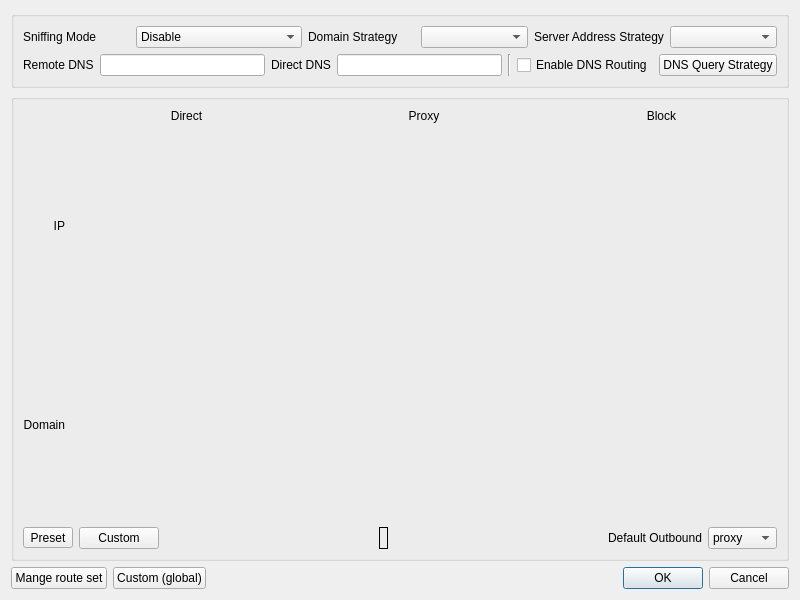
This is ui/dialog_manage_routes.ui in MatsuriDayo/nekoray as Qt 5 draws it before an edit. The edited form follows.
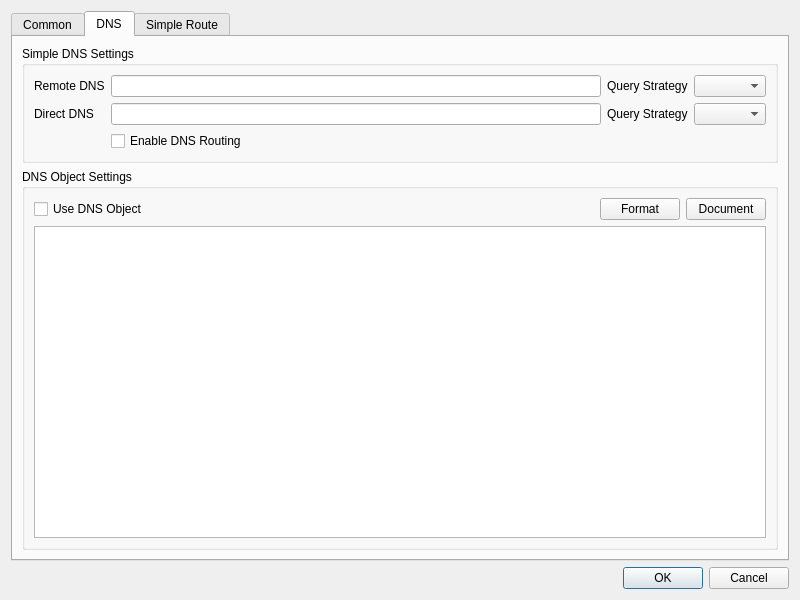
This is the edited form. The open tabs and pages were chosen to show the change.

Commit message: refactor route settings

```diff
--- a/ui/dialog_manage_routes.ui
+++ b/ui/dialog_manage_routes.ui
@@ -15,37 +15,62 @@
   </property>
   <layout class="QVBoxLayout" name="verticalLayout">
    <item>
-    <widget class="QGroupBox" name="gb1">
+    <widget class="QTabWidget" name="tabWidget">
+     <property name="currentIndex">
+      <number>0</number>
+     </property>
+     <widget class="QWidget" name="tab">
+      <attribute name="title">
+       <string>Common</string>
+      </attribute>
      <layout class="QVBoxLayout" name="verticalLayout_3">
       <item>
-       <layout class="QHBoxLayout" name="horizontalLayout_3">
-        <item>
-         <widget class="QLabel" name="label">
-          <property name="text">
-           <string>Sniffing Mode</string>
-          </property>
-         </widget>
-        </item>
+        <widget class="QWidget" name="widget" native="true">
+         <layout class="QGridLayout" name="gridLayout_2">
+          <item row="4" column="1">
+           <spacer name="verticalSpacer">
+            <property name="orientation">
+             <enum>Qt::Vertical</enum>
+            </property>
+            <property name="sizeHint" stdset="0">
+             <size>
+              <width>20</width>
+              <height>40</height>
+             </size>
+            </property>
+           </spacer>
+          </item>
+          <item row="5" column="1">
+           <widget class="QGroupBox" name="groupBox">
+            <property name="title">
+             <string>Route sets</string>
+            </property>
+            <layout class="QVBoxLayout" name="verticalLayout_7">
         <item>
-         <widget class="QComboBox" name="sniffing_mode">
-          <item>
+              <widget class="QPushButton" name="load_save">
            <property name="text">
-            <string>Disable</string>
-           </property>
+                <string>Mange route set</string>
+               </property>
+              </widget>
           </item>
           <item>
+              <widget class="QPushButton" name="custom_route_global_edit">
            <property name="text">
-            <string>Sniff result for routing</string>
-           </property>
+                <string>Custom Route (global)</string>
+               </property>
+              </widget>
           </item>
           <item>
+              <widget class="QLabel" name="label_5">
            <property name="text">
-            <string>Sniff result for destination</string>
-           </property>
-          </item>
-         </widget>
-        </item>
-        <item>
+                <string>Note: Other settings are independent for each route set.</string>
+               </property>
+              </widget>
+             </item>
+            </layout>
+           </widget>
+          </item>
+          <item row="2" column="0">
          <widget class="QLabel" name="label_6">
           <property name="toolTip">
            <string notr="true">For V2Ray, it sets routing.domainStrategy
@@ -56,58 +81,118 @@
           </property>
          </widget>
         </item>
-        <item>
-         <widget class="QComboBox" name="domainStrategyCombo">
+          <item row="3" column="1">
+           <widget class="QComboBox" name="outbound_domain_strategy">
           <property name="editable">
            <bool>false</bool>
           </property>
          </widget>
         </item>
+          <item row="1" column="1">
+           <widget class="QComboBox" name="sniffing_mode">
         <item>
+             <property name="text">
+              <string>Disable</string>
+             </property>
+            </item>
+            <item>
+             <property name="text">
+              <string>Sniff result for routing</string>
+             </property>
+            </item>
+            <item>
+             <property name="text">
+              <string>Sniff result for destination</string>
+             </property>
+            </item>
+           </widget>
+          </item>
+          <item row="1" column="0">
+           <widget class="QLabel" name="label">
+            <property name="text">
+             <string>Sniffing Mode</string>
+            </property>
+           </widget>
+          </item>
+          <item row="3" column="0">
          <widget class="QLabel" name="label_3">
           <property name="text">
            <string>Server Address Strategy</string>
           </property>
          </widget>
         </item>
-        <item>
-         <widget class="QComboBox" name="outbound_domain_strategy">
+          <item row="2" column="1">
+           <widget class="QComboBox" name="domainStrategyCombo">
           <property name="editable">
            <bool>false</bool>
           </property>
          </widget>
         </item>
-       </layout>
-      </item>
-      <item>
-       <layout class="QHBoxLayout" name="horizontalLayout_4">
-        <item>
-         <widget class="QLabel" name="label_9">
-          <property name="text">
-           <string>Remote DNS</string>
-          </property>
-         </widget>
-        </item>
+          <item row="1" column="2">
+           <spacer name="horizontalSpacer_3">
+            <property name="orientation">
+             <enum>Qt::Horizontal</enum>
+            </property>
+            <property name="sizeHint" stdset="0">
+             <size>
+              <width>40</width>
+              <height>20</height>
+             </size>
+            </property>
+           </spacer>
+          </item>
+         </layout>
+        </widget>
+       </item>
+      </layout>
+     </widget>
+     <widget class="QWidget" name="tab_3">
+      <attribute name="title">
+       <string>DNS</string>
+      </attribute>
+      <layout class="QVBoxLayout" name="verticalLayout_4">
         <item>
-         <widget class="QLineEdit" name="dns_remote"/>
-        </item>
-        <item>
+        <widget class="QGroupBox" name="simple_dns_box">
+         <property name="title">
+          <string>Simple DNS Settings</string>
+         </property>
+         <layout class="QGridLayout" name="gridLayout">
+          <item row="1" column="0">
          <widget class="QLabel" name="label_8">
           <property name="text">
            <string>Direct DNS</string>
           </property>
          </widget>
         </item>
+          <item row="0" column="2">
+           <layout class="QHBoxLayout" name="horizontalLayout_7">
         <item>
-         <widget class="QLineEdit" name="dns_direct"/>
+             <widget class="QLineEdit" name="remote_dns"/>
         </item>
         <item>
-         <widget class="Line" name="line">
-          <property name="orientation">
-           <enum>Qt::Vertical</enum>
+             <widget class="QLabel" name="label_10">
+              <property name="text">
+               <string>Query Strategy</string>
           </property>
          </widget>
         </item>
+            <item>
+             <widget class="QComboBox" name="remote_dns_strategy"/>
+            </item>
+           </layout>
+          </item>
+          <item row="0" column="0">
+           <widget class="QLabel" name="label_9">
+            <property name="text">
+             <string>Remote DNS</string>
+            </property>
+            <property name="buddy">
+             <cstring>widget</cstring>
+            </property>
+           </widget>
+          </item>
+          <item row="2" column="2">
+           <layout class="QHBoxLayout" name="horizontalLayout_3">
         <item>
          <widget class="QCheckBox" name="dns_routing">
           <property name="text">
@@ -115,8 +200,45 @@
           </property>
          </widget>
         </item>
+           </layout>
+          </item>
+          <item row="1" column="2">
+           <layout class="QHBoxLayout" name="horizontalLayout_8">
         <item>
-         <widget class="QPushButton" name="queryStrategy">
+             <widget class="QLineEdit" name="direct_dns"/>
+            </item>
+            <item>
+             <widget class="QLabel" name="label_11">
+              <property name="text">
+               <string>Query Strategy</string>
+              </property>
+             </widget>
+            </item>
+            <item>
+             <widget class="QComboBox" name="direct_dns_strategy"/>
+            </item>
+           </layout>
+          </item>
+         </layout>
+        </widget>
+       </item>
+       <item>
+        <widget class="QGroupBox" name="groupBox_2">
+         <property name="title">
+          <string>DNS Object Settings</string>
+         </property>
+         <layout class="QVBoxLayout" name="verticalLayout_5">
+          <item>
+           <layout class="QHBoxLayout" name="horizontalLayout_4">
+            <item>
+             <widget class="QCheckBox" name="use_dns_object">
+              <property name="text">
+               <string>Use DNS Object</string>
+              </property>
+             </widget>
+            </item>
+            <item>
+             <widget class="QPushButton" name="format_dns_object">
           <property name="sizePolicy">
            <sizepolicy hsizetype="Maximum" vsizetype="Fixed">
             <horstretch>0</horstretch>
@@ -124,15 +246,38 @@
            </sizepolicy>
           </property>
           <property name="text">
-           <string>DNS Query Strategy</string>
+               <string>Format</string>
           </property>
          </widget>
         </item>
-       </layout>
-      </item>
+            <item>
+             <widget class="QPushButton" name="dns_document">
+              <property name="sizePolicy">
+               <sizepolicy hsizetype="Maximum" vsizetype="Fixed">
+                <horstretch>0</horstretch>
+                <verstretch>0</verstretch>
+               </sizepolicy>
+              </property>
+              <property name="text">
+               <string>Document</string>
+              </property>
+             </widget>
+            </item>
+           </layout>
+          </item>
+          <item>
+           <widget class="QPlainTextEdit" name="dns_object"/>
+          </item>
      </layout>
     </widget>
    </item>
+      </layout>
+     </widget>
+     <widget class="QWidget" name="tab_2">
+      <attribute name="title">
+       <string>Simple Route</string>
+      </attribute>
+      <layout class="QVBoxLayout" name="verticalLayout_6">
    <item>
     <widget class="QGroupBox" name="gb2">
      <layout class="QVBoxLayout" name="verticalLayout_2">
@@ -247,7 +392,7 @@
            <item>
             <widget class="QPushButton" name="custom_route_edit">
              <property name="text">
-              <string>Custom</string>
+                  <string>Custom Route</string>
              </property>
             </widget>
            </item>
@@ -267,29 +412,6 @@
           </property>
          </spacer>
         </item>
-        <item>
-         <widget class="QLabel" name="active_routing">
-          <property name="frameShape">
-           <enum>QFrame::Box</enum>
-          </property>
-          <property name="text">
-           <string/>
-          </property>
-         </widget>
-        </item>
-        <item>
-         <spacer name="horizontalSpacer_2">
-          <property name="orientation">
-           <enum>Qt::Horizontal</enum>
-          </property>
-          <property name="sizeHint" stdset="0">
-           <size>
-            <width>40</width>
-            <height>20</height>
-           </size>
-          </property>
-         </spacer>
-        </item>
         <item>
          <widget class="QWidget" name="horizontalWidget" native="true">
           <layout class="QHBoxLayout" name="horizontalLayout_2">
@@ -339,40 +461,12 @@
      </layout>
     </widget>
    </item>
+      </layout>
+     </widget>
+    </widget>
+   </item>
    <item>
     <layout class="QHBoxLayout" name="horizontalLayout">
-     <item>
-      <widget class="QWidget" name="horizontalWidget_3" native="true">
-       <layout class="QHBoxLayout" name="horizontalLayout_7">
-        <property name="leftMargin">
-         <number>0</number>
-        </property>
-        <property name="topMargin">
-         <number>0</number>
-        </property>
-        <property name="rightMargin">
-         <number>0</number>
-        </property>
-        <property name="bottomMargin">
-         <number>0</number>
-        </property>
-        <item>
-         <widget class="QPushButton" name="load_save">
-          <property name="text">
-           <string>Mange route set</string>
-          </property>
-         </widget>
-        </item>
-        <item>
-         <widget class="QPushButton" name="custom_route_global_edit">
-          <property name="text">
-           <string>Custom (global)</string>
-          </property>
-         </widget>
-        </item>
-       </layout>
-      </widget>
-     </item>
      <item>
       <widget class="QDialogButtonBox" name="buttonBox">
        <property name="sizePolicy">
```
Left out of the diff: 18 changed lines with no effect on the pictures. Lines whose indentation alone changed are shown as unchanged. The commit also changes 8 other files.
